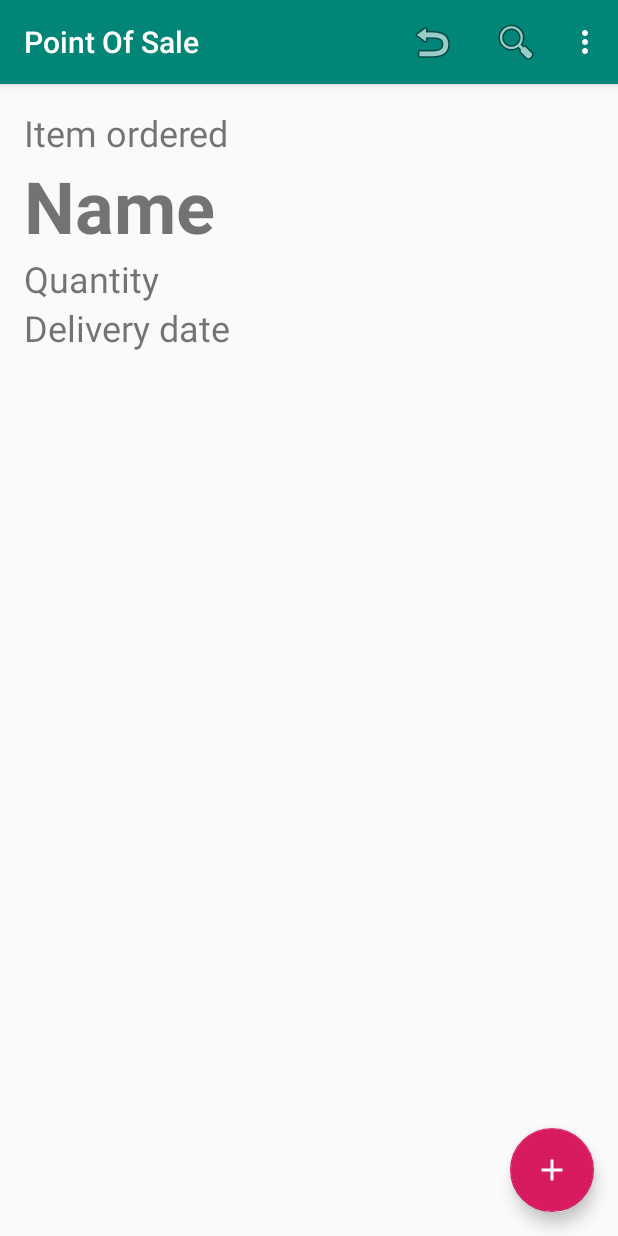
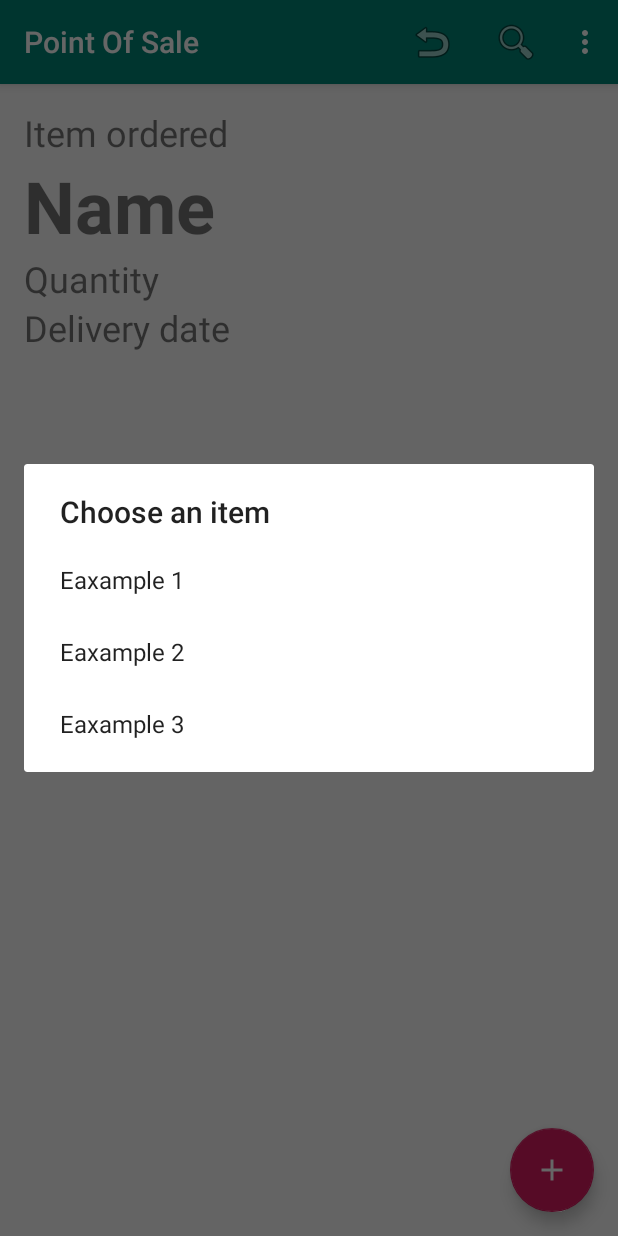
Before and after one commit to LearnAndroidUL/PointOfSale, an Android app: the screen it shows after launch (MainActivity), after a tap on "Search", on a phone screen of 412 x 824 dp. Run offline under Robolectric (Android 15) with nearby library versions, the phone set to English and light mode, and no system bars.

Commit message:
added item list (search)

```diff
--- a/app/src/main/java/io/ruszkipista/pointofsale/MainActivity.java
+++ b/app/src/main/java/io/ruszkipista/pointofsale/MainActivity.java
@@ -1,5 +1,6 @@
 package io.ruszkipista.pointofsale;
 
+import android.app.Dialog;
 import android.content.DialogInterface;
 import android.content.Intent;
 import android.os.Bundle;
@@ -46,6 +47,11 @@ public class MainActivity extends AppCompatActivity {
                 addItem();
             }
         });
+
+//      fill items list with 3 entries
+        mItems.add(new Item("Eaxample 1", 10, new GregorianCalendar()));
+        mItems.add(new Item("Eaxample 2", 15, new GregorianCalendar()));
+        mItems.add(new Item("Eaxample 3", 30, new GregorianCalendar()));
     }
 
     private void addItem() {
@@ -129,6 +135,24 @@ public class MainActivity extends AppCompatActivity {
     }
 
     private void showDialogItemList() {
+        AlertDialog.Builder builder = new AlertDialog.Builder(this);
+        builder.setTitle(R.string.dialog_itemlist_title);
+        builder.setItems(getNames(), new DialogInterface.OnClickListener() {
+            @Override
+            public void onClick(DialogInterface dialog, int which) {
+                mCurrentItem = mItems.get(which);
+                showCurrentItem();
+            }
+        });
 
+        builder.create().show();
+    }
+
+    private String[] getNames() {
+        String[] names = new String[mItems.size()];
+        for (int i=0;i<mItems.size();i++){
+            names[i] = mItems.get(i).getName();
+        }
+        return names;
     }
 }
--- a/app/src/main/res/values/strings.xml
+++ b/app/src/main/res/values/strings.xml
@@ -17,6 +17,7 @@
     <string name="quantity_dialog">Quantity</string>
     <string name="date_start">Delivery date</string>
     <string name="date_dialog">Delivery date</string>
+    <string name="dialog_itemlist_title">Choose an item</string>
     <string name="confirmation_dialog_removeall">Are you sure you want to remove all items?</string>
     <string name="confirmation_snack_removeone">Item removed</string>
     <string name="confirmation_snack_restored">Item restored</string>
```
